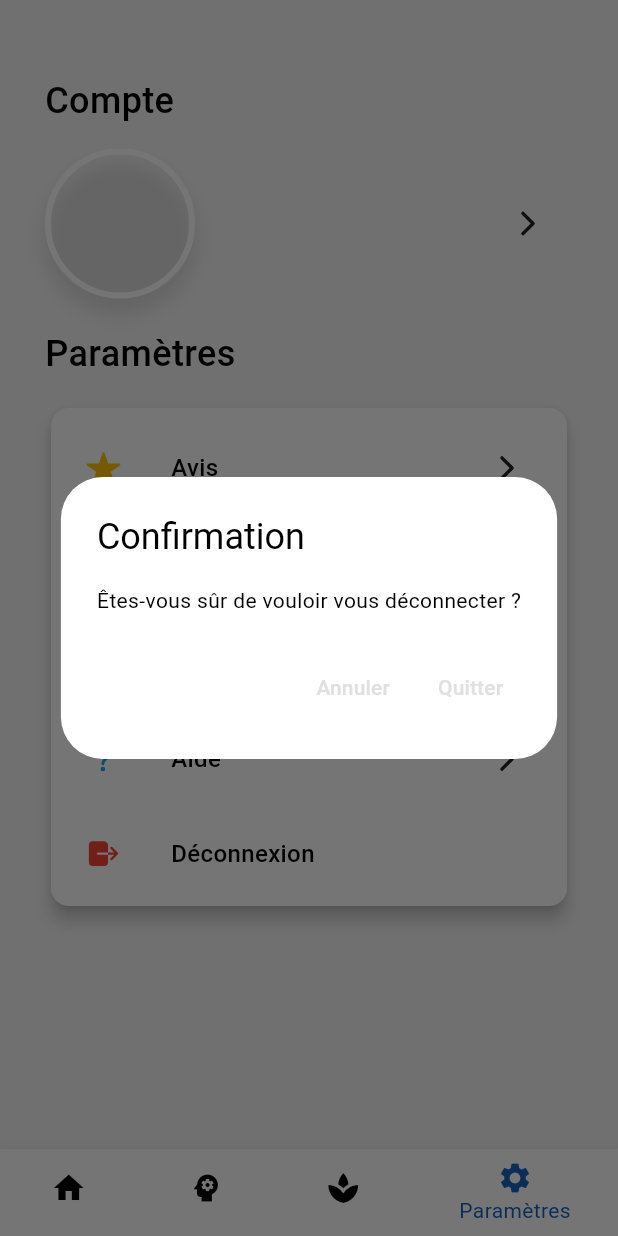
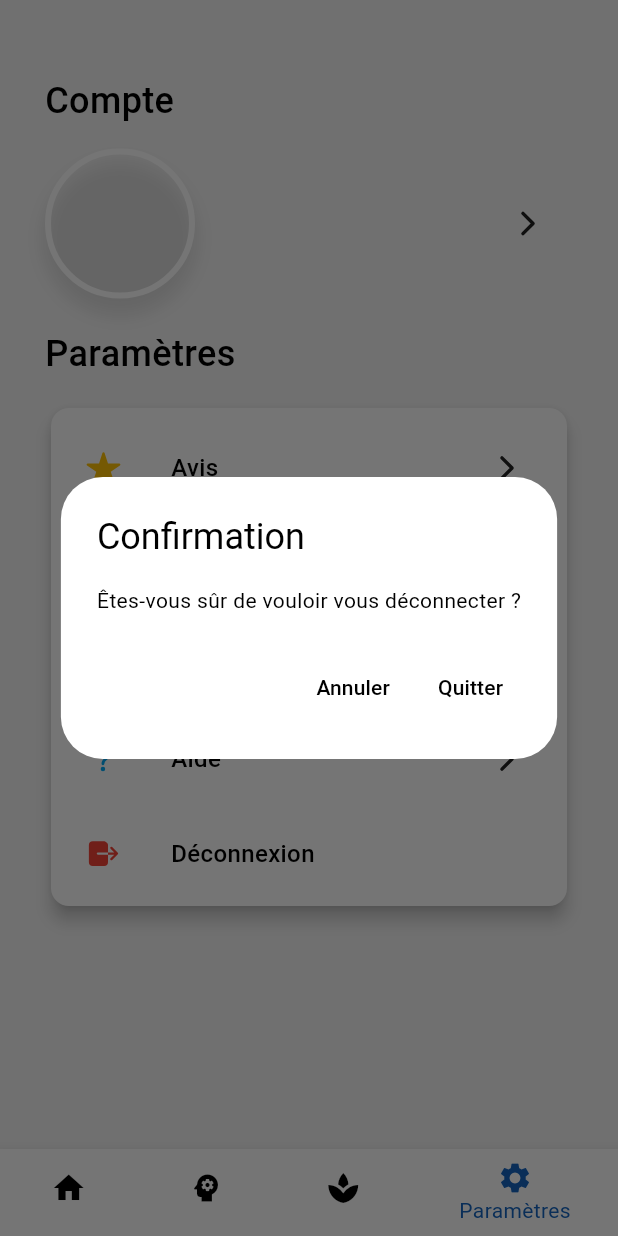
Before and after one commit to Tayebomheni/mental-health-app, a Flutter app: the navbar screen opened by its route, item 4 of the bottom bar chosen, after a tap on "Déconnexion", on a phone screen of 412 x 824 dp. Run offline on Flutter 3.47's test engine with Material 3 defaults, Android fonts, the phone set to English and light mode, and no system bars; our stand-ins replace cloud_firestore, firebase_auth, firebase_core, firebase_storage, flutter_rating_bar, image_picker and 3 more; missing offline and left inert: dialog_flowtter; accounts and stored records are empty; network calls fail; project files that could hold a hidden picture were left out.

Commit message:
sign in and sign up allertes

```diff
--- a/lib/Navbar.dart
+++ b/lib/Navbar.dart
@@ -55,7 +55,10 @@ class _navbarState extends State<navbar> {
         ],
         currentIndex: _selectedIndex,
         selectedItemColor: Colors.blue[800],
-        unselectedItemColor: widget.isDarkMode ? Colors.white : Colors.black,
+        unselectedItemColor:
+          Theme.of(context).brightness == Brightness.dark
+              ? Colors.white
+              : Colors.black,
         backgroundColor: Theme.of(context).colorScheme.primary,
         onTap: _onItemTapped,
       ),
--- a/lib/pages/Parametres.dart
+++ b/lib/pages/Parametres.dart
@@ -75,7 +75,12 @@ class _AccountScreenState extends State<Parametres> {
               onPressed: () {
                 Navigator.of(context).pop(false);
               },
-              child: Text('Annuler'),
+              child: Text('Annuler',
+              style: TextStyle(
+                color: Theme.of(context).brightness == Brightness.dark
+                    ? Colors.white
+                    : Colors.black,),
+            ),
             ),
             TextButton(
               onPressed: () async {
@@ -94,8 +99,12 @@ class _AccountScreenState extends State<Parametres> {
                   });
                 }
               },
-              child: Text('Quitter'),
-            ),
+              child: Text('Quitter',
+              style: TextStyle(
+                color: Theme.of(context).brightness == Brightness.dark
+                    ? Colors.white
+                    : Colors.black,),
+            )),
           ],
         );
       },
```
Also changed, not shown: lib/signin_screen.dart (+39 -28 lines), lib/signup_screen.dart (+66 -33 lines).
